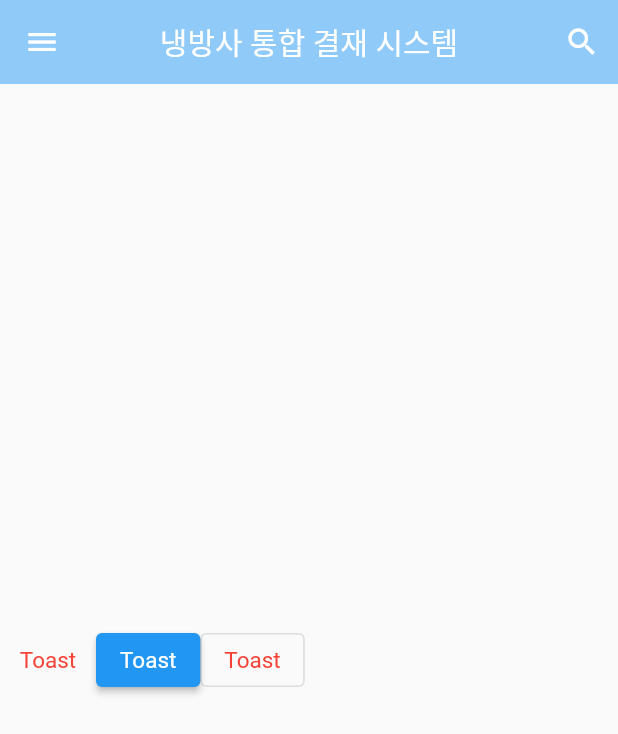
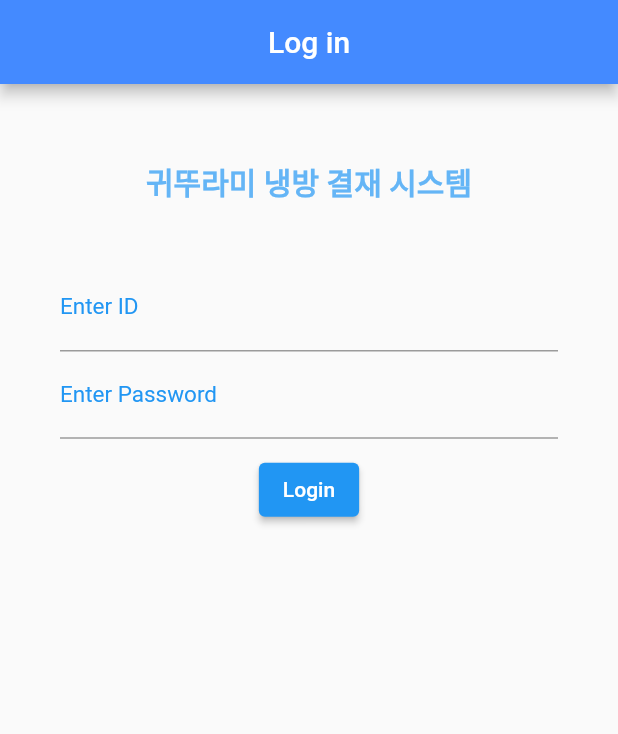
Before and after one commit to solardayz/flutter-test, a Flutter app: the screen it shows after launch, on a phone screen of 412 x 824 dp. Shown: the top 734 px of the screen. Run offline on Flutter 3.47's test engine with Material 2 defaults, Android fonts, the phone set to English and light mode, and no system bars; our stand-ins replace fluttertoast.

Commit message:
로그인 페이지 구성

```diff
--- /dev/null
+++ b/lib/login.dart
@@ -0,0 +1,86 @@
+import 'package:flutter/material.dart';
+
+class Login extends StatefulWidget {
+  const Login({Key? key}) : super(key: key);
+
+  @override
+  _LoginState createState() => _LoginState();
+}
+
+class _LoginState extends State<Login> {
+  @override
+  Widget build(BuildContext context) {
+    return Scaffold(
+      appBar: AppBar(
+        title: Text('Log in'),
+        backgroundColor: Colors.blueAccent,
+        centerTitle: true,
+      ),
+      body: SingleChildScrollView(
+        child: Column(
+          children: [
+            Padding(
+              padding: EdgeInsets.only(top: 50.0),
+            ),
+            Center(
+              child: Text(
+                '귀뚜라미 냉방 결재 시스템',
+                style: TextStyle(
+                  fontSize: 20.0,
+                  fontWeight: FontWeight.bold,
+                  color: Colors.blue[300]
+                ),
+              ),
+            ),
+            Form(
+              child: Theme(
+                  data: ThemeData(
+                    primaryColor: Colors.blue,
+                    inputDecorationTheme: InputDecorationTheme(
+                      labelStyle: TextStyle(
+                        color: Colors.blue,
+                        fontSize: 15.0
+                      )
+                    ),
+                  ),
+                  child: Container(
+                    padding: EdgeInsets.all(40.0),
+                    child: Column(
+                      children: [
+                        TextField(
+                          decoration: InputDecoration(
+                              labelText: 'Enter ID'
+                          ),
+                          keyboardType: TextInputType.text,
+                        ),
+                        TextField(
+                          decoration: InputDecoration(
+                              labelText: 'Enter Password'
+                          ),
+                          keyboardType: TextInputType.text,
+                          obscureText: true,
+                        ),
+                        SizedBox(
+                          height: 10.0,
+                        ),
+                        ButtonTheme(
+                          minWidth: 100.0,
+
+                          child: ElevatedButton(
+                              onPressed: (){
+                                print('login');
+                              },
+                              child: Text('Login')
+                          ),
+                        ),
+                      ],
+                    ),
+                  )
+              ),
+            ),
+          ],
+        ),
+      )
+    );
+  }
+}
--- a/lib/main.dart
+++ b/lib/main.dart
@@ -1,5 +1,7 @@
 import 'package:flutter/material.dart';
 import 'package:fluttertoast/fluttertoast.dart';
+
+import 'login.dart';
 
 void main() => runApp(MyApp());
 
@@ -11,7 +13,8 @@ class MyApp extends StatelessWidget {
     return MaterialApp(
       title: 'My First App',
       theme: ThemeData(backgroundColor: Colors.blue),
-      home: MyPage(),
+      // home: MyPage(),
+      home: Login(),
     );
   }
 }
```
